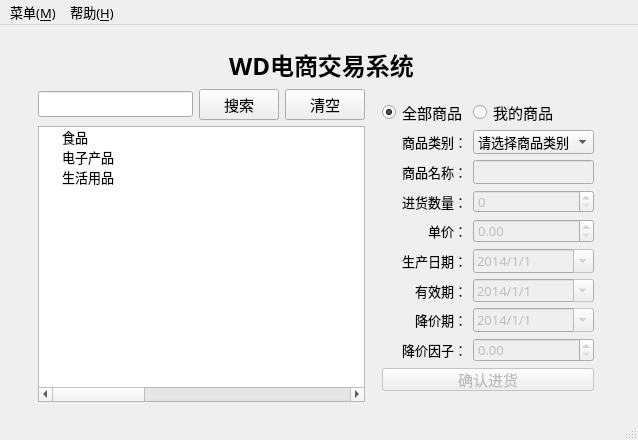
drcege/WD, file WD_version2/mainwindow.ui: the form before one commit.
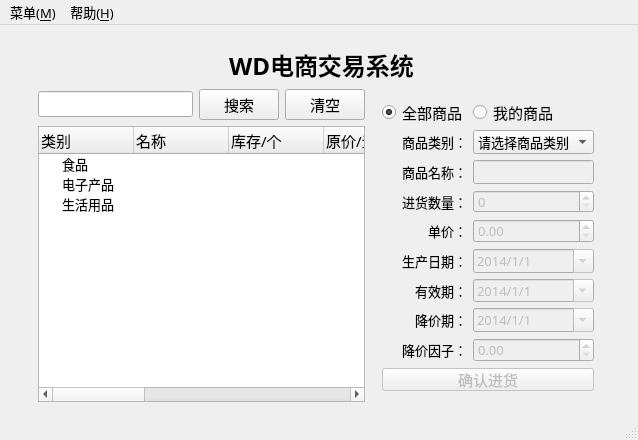
The form after the commit. The open tabs and pages were chosen to show the change. Icons and pictures are not drawn.

```diff
--- a/WD_version2/mainwindow.ui
+++ b/WD_version2/mainwindow.ui
@@ -607,7 +607,7 @@
            <bool>false</bool>
           </property>
           <attribute name="headerVisible">
-           <bool>false</bool>
+           <bool>true</bool>
           </attribute>
           <attribute name="headerCascadingSectionResizes">
            <bool>false</bool>
```
Left out of the diff: 12 changed lines with no effect on the pictures.
